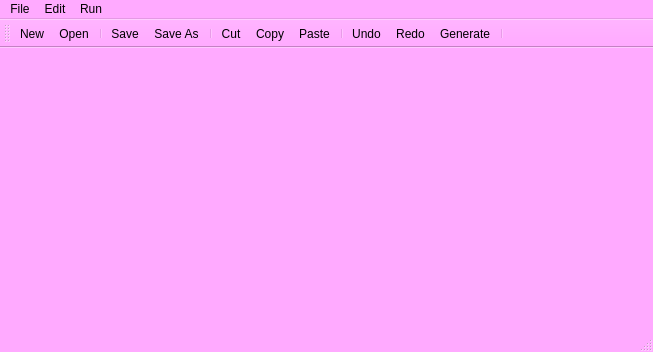
The window that omelette/fromage/resources/fromage.ui (pienkowb/omelette) describes before a commit, drawn with Qt 5.
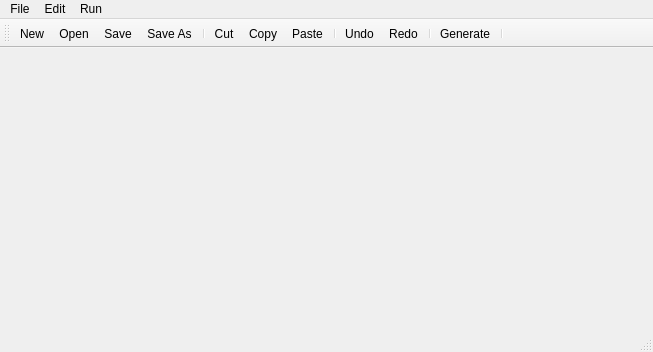
The same window after the commit. Icons and pictures are not drawn.

```diff
--- a/omelette/fromage/resources/fromage.ui
+++ b/omelette/fromage/resources/fromage.ui
@@ -13,424 +13,15 @@
     <height>352</height>
    </rect>
   </property>
-  <property name="palette">
-   <palette>
-    <active>
-     <colorrole role="WindowText">
-      <brush brushstyle="SolidPattern">
-       <color alpha="255">
-        <red>0</red>
-        <green>0</green>
-        <blue>0</blue>
-       </color>
-      </brush>
-     </colorrole>
-     <colorrole role="Button">
-      <brush brushstyle="SolidPattern">
-       <color alpha="255">
-        <red>255</red>
-        <green>170</green>
-        <blue>255</blue>
-       </color>
-      </brush>
-     </colorrole>
-     <colorrole role="Light">
-      <brush brushstyle="SolidPattern">
-       <color alpha="255">
-        <red>255</red>
-        <green>255</green>
-        <blue>255</blue>
-       </color>
-      </brush>
-     </colorrole>
-     <colorrole role="Midlight">
-      <brush brushstyle="SolidPattern">
-       <color alpha="255">
-        <red>255</red>
-        <green>212</green>
-        <blue>255</blue>
-       </color>
-      </brush>
-     </colorrole>
-     <colorrole role="Dark">
-      <brush brushstyle="SolidPattern">
-       <color alpha="255">
-        <red>127</red>
-        <green>85</green>
-        <blue>127</blue>
-       </color>
-      </brush>
-     </colorrole>
-     <colorrole role="Mid">
-      <brush brushstyle="SolidPattern">
-       <color alpha="255">
-        <red>170</red>
-        <green>113</green>
-        <blue>170</blue>
-       </color>
-      </brush>
-     </colorrole>
-     <colorrole role="Text">
-      <brush brushstyle="SolidPattern">
-       <color alpha="255">
-        <red>0</red>
-        <green>0</green>
-        <blue>0</blue>
-       </color>
-      </brush>
-     </colorrole>
-     <colorrole role="BrightText">
-      <brush brushstyle="SolidPattern">
-       <color alpha="255">
-        <red>255</red>
-        <green>255</green>
-        <blue>255</blue>
-       </color>
-      </brush>
-     </colorrole>
-     <colorrole role="ButtonText">
-      <brush brushstyle="SolidPattern">
-       <color alpha="255">
-        <red>0</red>
-        <green>0</green>
-        <blue>0</blue>
-       </color>
-      </brush>
-     </colorrole>
-     <colorrole role="Base">
-      <brush brushstyle="SolidPattern">
-       <color alpha="255">
-        <red>255</red>
-        <green>255</green>
-        <blue>255</blue>
-       </color>
-      </brush>
-     </colorrole>
-     <colorrole role="Window">
-      <brush brushstyle="SolidPattern">
-       <color alpha="255">
-        <red>255</red>
-        <green>170</green>
-        <blue>255</blue>
-       </color>
-      </brush>
-     </colorrole>
-     <colorrole role="Shadow">
-      <brush brushstyle="SolidPattern">
-       <color alpha="255">
-        <red>0</red>
-        <green>0</green>
-        <blue>0</blue>
-       </color>
-      </brush>
-     </colorrole>
-     <colorrole role="AlternateBase">
-      <brush brushstyle="SolidPattern">
-       <color alpha="255">
-        <red>255</red>
-        <green>212</green>
-        <blue>255</blue>
-       </color>
-      </brush>
-     </colorrole>
-     <colorrole role="ToolTipBase">
-      <brush brushstyle="SolidPattern">
-       <color alpha="255">
-        <red>255</red>
-        <green>255</green>
-        <blue>220</blue>
-       </color>
-      </brush>
-     </colorrole>
-     <colorrole role="ToolTipText">
-      <brush brushstyle="SolidPattern">
-       <color alpha="255">
-        <red>0</red>
-        <green>0</green>
-        <blue>0</blue>
-       </color>
-      </brush>
-     </colorrole>
-    </active>
-    <inactive>
-     <colorrole role="WindowText">
-      <brush brushstyle="SolidPattern">
-       <color alpha="255">
-        <red>0</red>
-        <green>0</green>
-        <blue>0</blue>
-       </color>
-      </brush>
-     </colorrole>
-     <colorrole role="Button">
-      <brush brushstyle="SolidPattern">
-       <color alpha="255">
-        <red>255</red>
-        <green>170</green>
-        <blue>255</blue>
-       </color>
-      </brush>
-     </colorrole>
-     <colorrole role="Light">
-      <brush brushstyle="SolidPattern">
-       <color alpha="255">
-        <red>255</red>
-        <green>255</green>
-        <blue>255</blue>
-       </color>
-      </brush>
-     </colorrole>
-     <colorrole role="Midlight">
-      <brush brushstyle="SolidPattern">
-       <color alpha="255">
-        <red>255</red>
-        <green>212</green>
-        <blue>255</blue>
-       </color>
-      </brush>
-     </colorrole>
-     <colorrole role="Dark">
-      <brush brushstyle="SolidPattern">
-       <color alpha="255">
-        <red>127</red>
-        <green>85</green>
-        <blue>127</blue>
-       </color>
-      </brush>
-     </colorrole>
-     <colorrole role="Mid">
-      <brush brushstyle="SolidPattern">
-       <color alpha="255">
-        <red>170</red>
-        <green>113</green>
-        <blue>170</blue>
-       </color>
-      </brush>
-     </colorrole>
-     <colorrole role="Text">
-      <brush brushstyle="SolidPattern">
-       <color alpha="255">
-        <red>0</red>
-        <green>0</green>
-        <blue>0</blue>
-       </color>
-      </brush>
-     </colorrole>
-     <colorrole role="BrightText">
-      <brush brushstyle="SolidPattern">
-       <color alpha="255">
-        <red>255</red>
-        <green>255</green>
-        <blue>255</blue>
-       </color>
-      </brush>
-     </colorrole>
-     <colorrole role="ButtonText">
-      <brush brushstyle="SolidPattern">
-       <color alpha="255">
-        <red>0</red>
-        <green>0</green>
-        <blue>0</blue>
-       </color>
-      </brush>
-     </colorrole>
-     <colorrole role="Base">
-      <brush brushstyle="SolidPattern">
-       <color alpha="255">
-        <red>255</red>
-        <green>255</green>
-        <blue>255</blue>
-       </color>
-      </brush>
-     </colorrole>
-     <colorrole role="Window">
-      <brush brushstyle="SolidPattern">
-       <color alpha="255">
-        <red>255</red>
-        <green>170</green>
-        <blue>255</blue>
-       </color>
-      </brush>
-     </colorrole>
-     <colorrole role="Shadow">
-      <brush brushstyle="SolidPattern">
-       <color alpha="255">
-        <red>0</red>
-        <green>0</green>
-        <blue>0</blue>
-       </color>
-      </brush>
-     </colorrole>
-     <colorrole role="AlternateBase">
-      <brush brushstyle="SolidPattern">
-       <color alpha="255">
-        <red>255</red>
-        <green>212</green>
-        <blue>255</blue>
-       </color>
-      </brush>
-     </colorrole>
-     <colorrole role="ToolTipBase">
-      <brush brushstyle="SolidPattern">
-       <color alpha="255">
-        <red>255</red>
-        <green>255</green>
-        <blue>220</blue>
-       </color>
-      </brush>
-     </colorrole>
-     <colorrole role="ToolTipText">
-      <brush brushstyle="SolidPattern">
-       <color alpha="255">
-        <red>0</red>
-        <green>0</green>
-        <blue>0</blue>
-       </color>
-      </brush>
-     </colorrole>
-    </inactive>
-    <disabled>
-     <colorrole role="WindowText">
-      <brush brushstyle="SolidPattern">
-       <color alpha="255">
-        <red>127</red>
-        <green>85</green>
-        <blue>127</blue>
-       </color>
-      </brush>
-     </colorrole>
-     <colorrole role="Button">
-      <brush brushstyle="SolidPattern">
-       <color alpha="255">
-        <red>255</red>
-        <green>170</green>
-        <blue>255</blue>
-       </color>
-      </brush>
-     </colorrole>
-     <colorrole role="Light">
-      <brush brushstyle="SolidPattern">
-       <color alpha="255">
-        <red>255</red>
-        <green>255</green>
-        <blue>255</blue>
-       </color>
-      </brush>
-     </colorrole>
-     <colorrole role="Midlight">
-      <brush brushstyle="SolidPattern">
-       <color alpha="255">
-        <red>255</red>
-        <green>212</green>
-        <blue>255</blue>
-       </color>
-      </brush>
-     </colorrole>
-     <colorrole role="Dark">
-      <brush brushstyle="SolidPattern">
-       <color alpha="255">
-        <red>127</red>
-        <green>85</green>
-        <blue>127</blue>
-       </color>
-      </brush>
-     </colorrole>
-     <colorrole role="Mid">
-      <brush brushstyle="SolidPattern">
-       <color alpha="255">
-        <red>170</red>
-        <green>113</green>
-        <blue>170</blue>
-       </color>
-      </brush>
-     </colorrole>
-     <colorrole role="Text">
-      <brush brushstyle="SolidPattern">
-       <color alpha="255">
-        <red>127</red>
-        <green>85</green>
-        <blue>127</blue>
-       </color>
-      </brush>
-     </colorrole>
-     <colorrole role="BrightText">
-      <brush brushstyle="SolidPattern">
-       <color alpha="255">
-        <red>255</red>
-        <green>255</green>
-        <blue>255</blue>
-       </color>
-      </brush>
-     </colorrole>
-     <colorrole role="ButtonText">
-      <brush brushstyle="SolidPattern">
-       <color alpha="255">
-        <red>127</red>
-        <green>85</green>
-        <blue>127</blue>
-       </color>
-      </brush>
-     </colorrole>
-     <colorrole role="Base">
-      <brush brushstyle="SolidPattern">
-       <color alpha="255">
-        <red>255</red>
-        <green>170</green>
-        <blue>255</blue>
-       </color>
-      </brush>
-     </colorrole>
-     <colorrole role="Window">
-      <brush brushstyle="SolidPattern">
-       <color alpha="255">
-        <red>255</red>
-        <green>170</green>
-        <blue>255</blue>
-       </color>
-      </brush>
-     </colorrole>
-     <colorrole role="Shadow">
-      <brush brushstyle="SolidPattern">
-       <color alpha="255">
-        <red>0</red>
-        <green>0</green>
-        <blue>0</blue>
-       </color>
-      </brush>
-     </colorrole>
-     <colorrole role="AlternateBase">
-      <brush brushstyle="SolidPattern">
-       <color alpha="255">
-        <red>255</red>
-        <green>170</green>
-        <blue>255</blue>
-       </color>
-      </brush>
-     </colorrole>
-     <colorrole role="ToolTipBase">
-      <brush brushstyle="SolidPattern">
-       <color alpha="255">
-        <red>255</red>
-        <green>255</green>
-        <blue>220</blue>
-       </color>
-      </brush>
-     </colorrole>
-     <colorrole role="ToolTipText">
-      <brush brushstyle="SolidPattern">
-       <color alpha="255">
-        <red>0</red>
-        <green>0</green>
-        <blue>0</blue>
-       </color>
-      </brush>
-     </colorrole>
-    </disabled>
-   </palette>
-  </property>
   <property name="windowTitle">
    <string>Fromage IDE</string>
   </property>
+  <property name="autoFillBackground">
+   <bool>true</bool>
+  </property>
+  <property name="unifiedTitleAndToolBarOnMac">
+   <bool>false</bool>
+  </property>
   <widget class="QWidget" name="centralwidget"/>
   <widget class="QStatusBar" name="statusbar">
    <property name="enabled">
@@ -449,7 +40,6 @@
    </attribute>
    <addaction name="actionNew"/>
    <addaction name="actionOpen"/>
-   <addaction name="separator"/>
    <addaction name="actionSave"/>
    <addaction name="actionSaveAs"/>
    <addaction name="separator"/>
@@ -459,6 +49,7 @@
    <addaction name="separator"/>
    <addaction name="actionUndo"/>
    <addaction name="actionRedo"/>
+   <addaction name="separator"/>
    <addaction name="actionGenerate"/>
    <addaction name="separator"/>
   </widget>
@@ -468,7 +59,7 @@
      <x>0</x>
      <y>0</y>
      <width>653</width>
-     <height>23</height>
+     <height>21</height>
     </rect>
    </property>
    <widget class="QMenu" name="menuFile">
```
Left out of the diff: 22 changed lines with no effect on the pictures.
